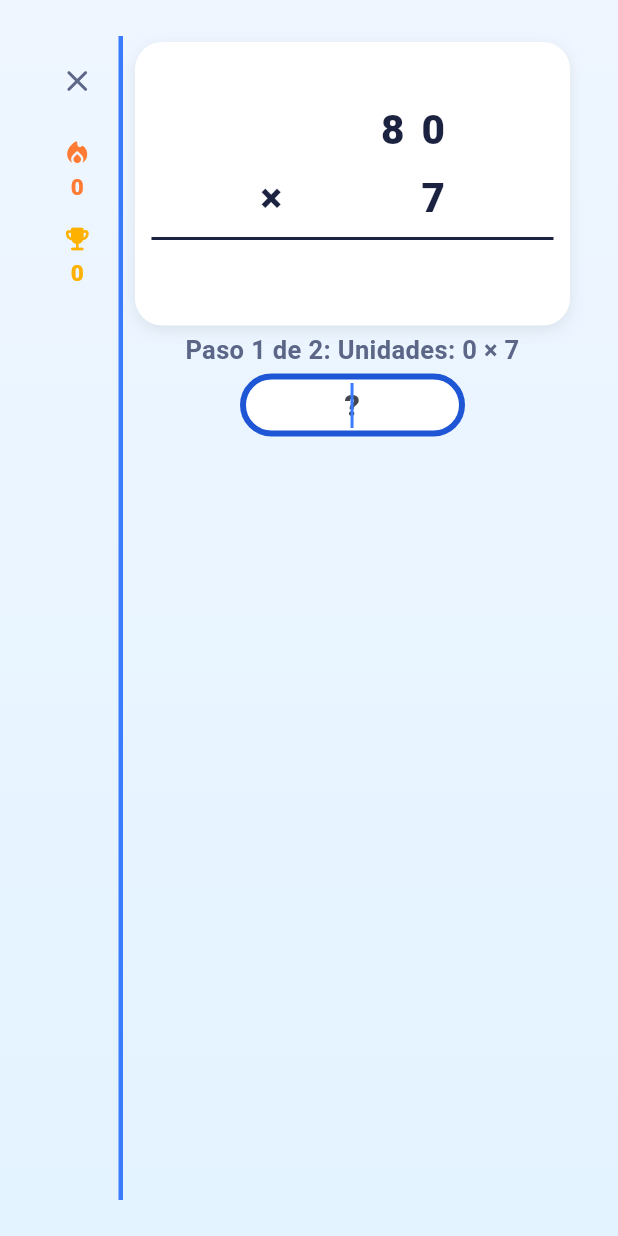
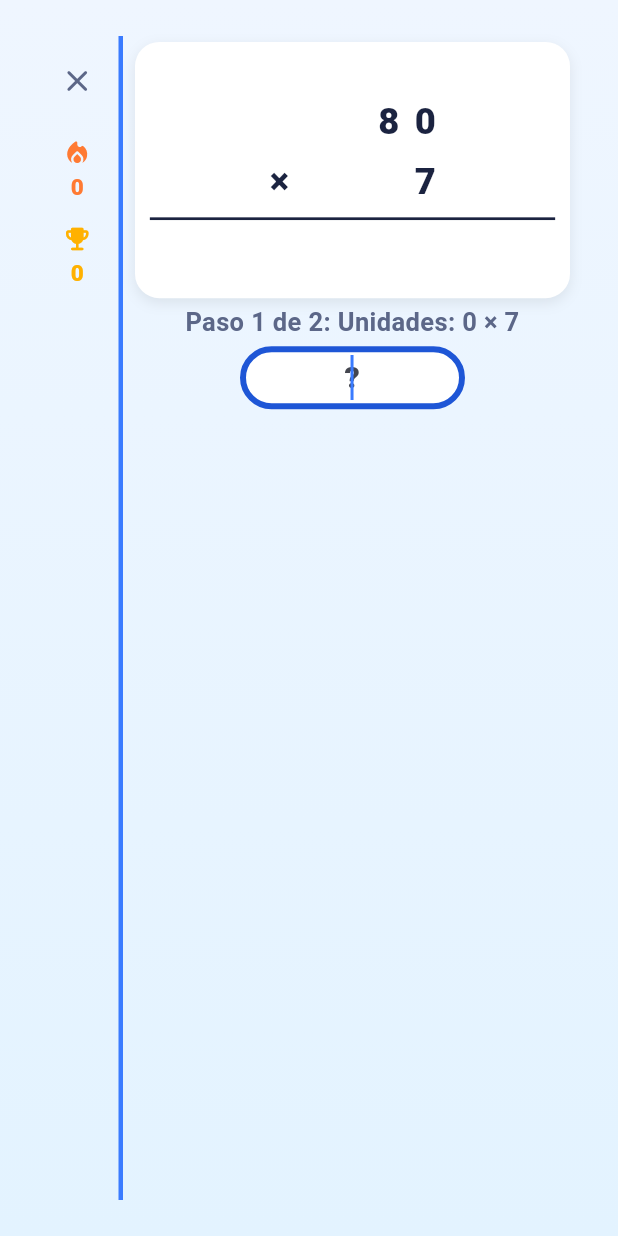
Before and after one commit to BSanFrancisco/EnColumna, a Flutter app: the screen it shows after launch, after a tap on "2 cifras × 1 cifra", on a phone screen of 412 x 824 dp. Run offline on Flutter 3.47's test engine with Material 3 defaults, Android fonts, the phone set to English and light mode, and no system bars; our stand-ins replace shared_preferences.

```diff
--- a/lib/screens/game_screen.dart
+++ b/lib/screens/game_screen.dart
@@ -587,10 +587,10 @@ class _VerticalProblem extends StatelessWidget {
   final _Feedback feedback;
   final String? enteredText;
 
-  static const double _cellWidth = 27;
-  static const double _operatorSlotWidth = 27;
-  static const double _fontSize = 27;
-  static const double _carryFontSize = 15;
+  static const double _cellWidth = 24.3;
+  static const double _operatorSlotWidth = 24.3;
+  static const double _fontSize = 24.3;
+  static const double _carryFontSize = 13.5;
 
   int get _totalWidth {
     int width = 2; // factor1 siempre tiene 2 cifras.
@@ -718,7 +718,7 @@ class _VerticalProblem extends StatelessWidget {
   }) {
     final double size = fontSize ?? _fontSize;
     return Padding(
-      padding: const EdgeInsets.symmetric(vertical: 3),
+      padding: const EdgeInsets.symmetric(vertical: 2.7),
       child: Row(
         mainAxisSize: MainAxisSize.min,
         children: <Widget>[
@@ -755,8 +755,8 @@ class _VerticalProblem extends StatelessWidget {
 
   Widget _divider() {
     return Container(
-      height: 2,
-      margin: const EdgeInsets.symmetric(vertical: 4),
+      height: 1.8,
+      margin: const EdgeInsets.symmetric(vertical: 3.6),
       color: AppColors.textDark,
     );
   }
@@ -842,15 +842,15 @@ class _VerticalProblem extends StatelessWidget {
     }
 
     return Container(
-      padding: const EdgeInsets.symmetric(horizontal: 11, vertical: 9),
+      padding: const EdgeInsets.symmetric(horizontal: 9.9, vertical: 8.1),
       decoration: BoxDecoration(
         color: AppColors.cardWhite,
-        borderRadius: BorderRadius.circular(18),
+        borderRadius: BorderRadius.circular(16.2),
         boxShadow: const <BoxShadow>[
           BoxShadow(
             color: Color(0x14000000),
-            blurRadius: 8,
-            offset: Offset(0, 3),
+            blurRadius: 7.2,
+            offset: Offset(0, 2.7),
           ),
         ],
       ),
```
Also changed, not shown: 2 other files.
